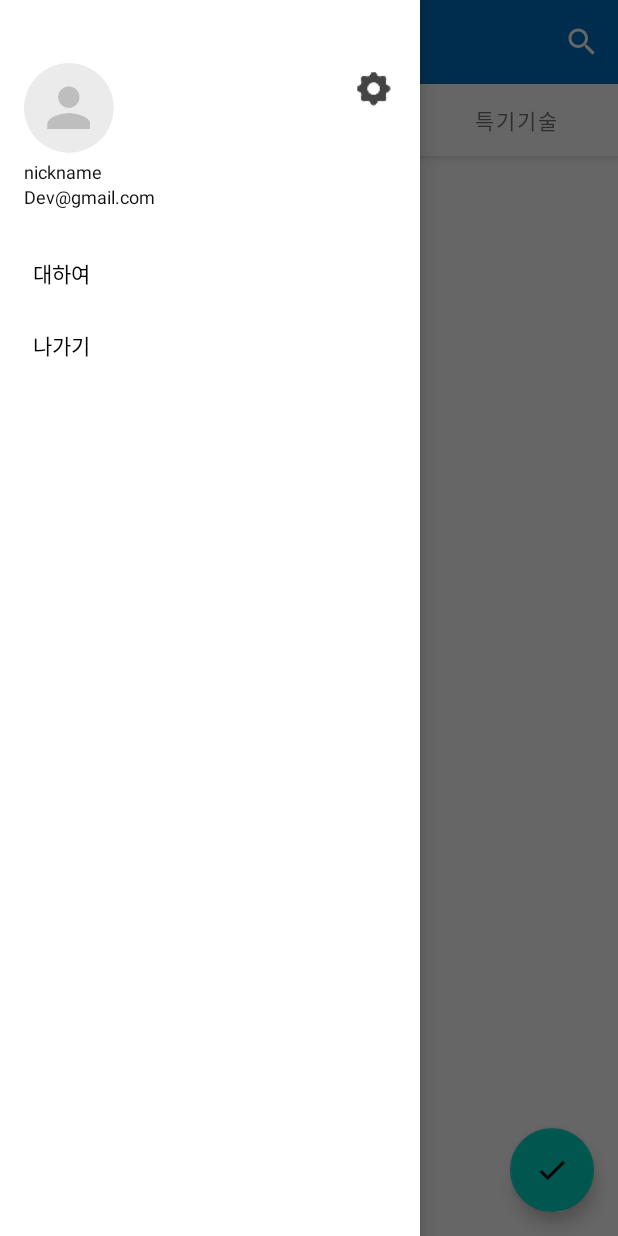
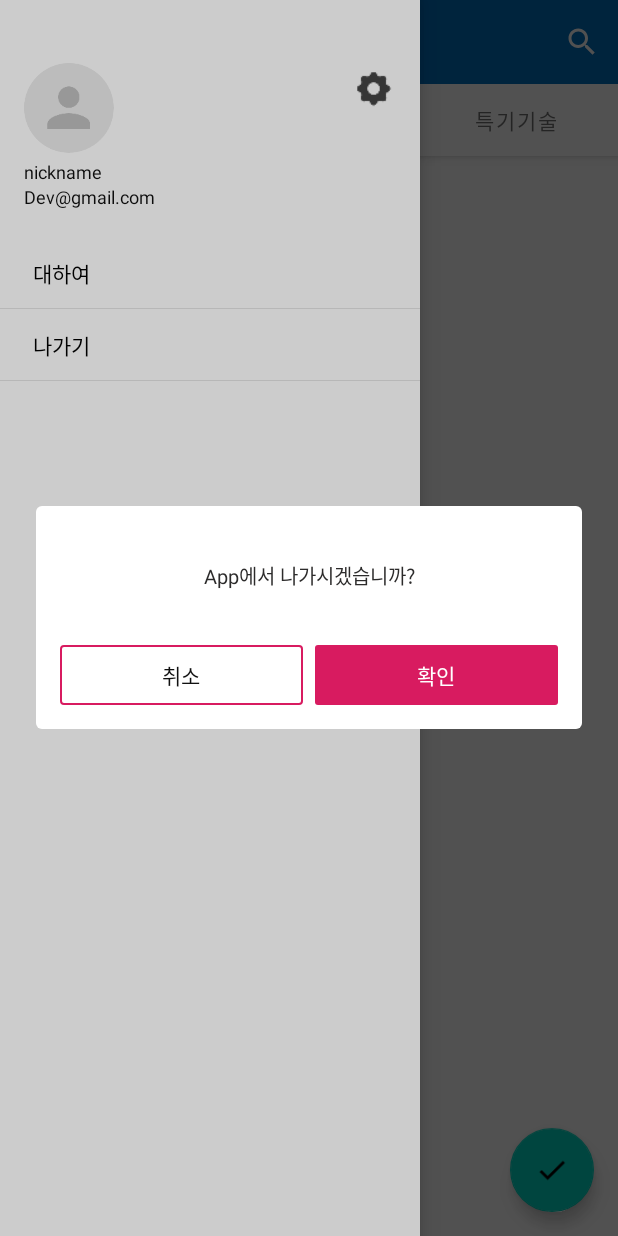
Before and after one commit to happymario/template-android, an Android app: the MainActivity screen opened directly, with no data from a screen before it, in the side drawer, after a tap on "나가기", on a phone screen of 412 x 824 dp. Run offline under Robolectric (Android 15) with nearby library versions, the phone set to English and light mode, and no system bars; our stand-ins replace CircleImageView, Timber, data binding; libraries missing offline, so code that uses them is left out: com.facebook.stetho, com.orhanobut.logger, com.zhy.http; network calls fail; pictures from the network do not load; Roboto replaces fonts that are not available here; 6 statements that could not run were skipped.

Commit message:
complete MainPage

```diff
--- a/app/src/main/java/com/victoria/bleled/app/BindingAdapters.kt
+++ b/app/src/main/java/com/victoria/bleled/app/BindingAdapters.kt
@@ -48,9 +48,9 @@ fun setSelected(view: View, selected: Boolean) {
 }
 
 @BindingAdapter(value = ["imageUrl", "placeholder"], requireAll = false)
-fun setImageUrl(imageView: ImageView, url: String?, placeHolder: Int?) {
+fun setImageUrl(imageView: ImageView, url: String?, placeHolder: Int? = R.drawable.xml_default_img) {
     if (url == null) {
-        imageView.setImageResource(placeHolder ?: 0)
+        imageView.setImageResource(placeHolder ?: R.drawable.xml_default_img)
     } else {
         ImageLoader.loadImage(
             imageView.context,
--- a/app/src/main/java/com/victoria/bleled/app/main/MainActivity.kt
+++ b/app/src/main/java/com/victoria/bleled/app/main/MainActivity.kt
@@ -1,19 +1,32 @@
 package com.victoria.bleled.app.main
 
+import android.content.Intent
 import android.os.Bundle
 import android.util.Log
 import android.view.Menu
 import android.view.MenuItem
+import android.view.View
+import android.widget.ImageView
+import android.widget.TextView
+import androidx.activity.viewModels
 import androidx.appcompat.app.ActionBar
 import androidx.appcompat.widget.SearchView
 import androidx.drawerlayout.widget.DrawerLayout
 import androidx.viewpager2.widget.ViewPager2
+import com.google.android.material.navigation.NavigationView
 import com.google.android.material.tabs.TabLayoutMediator
 import com.victoria.bleled.R
 import com.victoria.bleled.app.MyApplication
+import com.victoria.bleled.app.more.AboutActivity
+import com.victoria.bleled.app.more.SettingActivity
+import com.victoria.bleled.app.setImageUrl
+import com.victoria.bleled.app.user.LoginActivity
+import com.victoria.bleled.common.dialog.AlertDialog
 import com.victoria.bleled.databinding.ActivityMainBinding
 import com.victoria.bleled.service.billing.BillingDataSource
+import com.victoria.bleled.util.CommonUtil
 import com.victoria.bleled.util.arch.base.BaseBindingActivity
+import com.victoria.bleled.util.kotlin_ext.getViewModelFactory
 
 
 class MainActivity : BaseBindingActivity<ActivityMainBinding>() {
@@ -27,6 +40,7 @@ class MainActivity : BaseBindingActivity<ActivityMainBinding>() {
      ************************************************************/
     private var pagerAdapter: MainPagerAdapter? = null
     private lateinit var billingDataSource: BillingDataSource
+    private val viewModel by viewModels<MainViewModel> { getViewModelFactory() }
 
     /************************************************************
      *  Overrides
@@ -35,8 +49,12 @@ class MainActivity : BaseBindingActivity<ActivityMainBinding>() {
         super.onCreate(savedInstanceState)
         setContentView(R.layout.activity_main)
 
+        initPurchase()
+
         initView()
-        initPurchase()
+        initViewModel()
+
+        viewModel.start()
     }
 
     override fun onCreateOptionsMenu(menu: Menu?): Boolean {
@@ -53,6 +71,7 @@ class MainActivity : BaseBindingActivity<ActivityMainBinding>() {
             override fun onQueryTextSubmit(query: String?): Boolean {
                 searchView.isIconified = true
                 searchView.onActionViewCollapsed()
+                CommonUtil.showNIToast(this@MainActivity)
                 return false
             }
         })
@@ -92,6 +111,44 @@ class MainActivity : BaseBindingActivity<ActivityMainBinding>() {
 
             billingDataSource.launchBillingFlow(this, "basic_subscription")
         }
+        binding.navView.getHeaderView(0).findViewById<View>(R.id.imageButton).setOnClickListener {
+            goSetting()
+        }
+        binding.navView.setNavigationItemSelectedListener(NavigationView.OnNavigationItemSelectedListener { it ->
+            when (it.itemId) {
+                R.id.menu_about -> {
+                    goAbout()
+                    false
+                }
+
+                R.id.menu_logout -> {
+                    showLogoutDlg()
+                    false
+                }
+                else -> {
+                    true
+                }
+            }
+        })
+    }
+
+    private fun initViewModel() {
+        binding.viewmodel = viewModel
+
+        viewModel.userInfo.observe(this, { user ->
+            if(user == null) {
+                goLogin()
+                return@observe
+            }
+            val parent = binding.navView.getHeaderView(0)
+            parent.findViewById<TextView>(R.id.tv_nickname).text =
+                user.name
+            parent.findViewById<TextView>(R.id.tv_email).text = user.id
+            setImageUrl(
+                parent.findViewById<ImageView>(R.id.iv_profile),
+                user.profile_url, R.drawable.profile
+            )
+        })
     }
 
     private fun initPurchase() {
@@ -150,4 +207,32 @@ class MainActivity : BaseBindingActivity<ActivityMainBinding>() {
                 setStatusBarBackground(R.color.colorPrimaryDark)
             }
     }
+
+    private fun goSetting() {
+        val intent = Intent(this, SettingActivity::class.java)
+        startActivity(intent)
+    }
+
+    private fun goAbout() {
+        val intent = Intent(this, AboutActivity::class.java)
+        startActivity(intent)
+    }
+
+    private fun goLogin() {
+        val intent = Intent(this, LoginActivity::class.java).apply {
+            addFlags(Intent.FLAG_ACTIVITY_NEW_TASK or Intent.FLAG_ACTIVITY_CLEAR_TASK)
+        }
+        startActivity(intent)
+    }
+
+    private fun showLogoutDlg() {
+        AlertDialog.Builder(this)
+            .setMessage(getString(R.string.msg_logout))
+            .setPositiveButton(R.string.confirm) { dialog, which ->
+                viewModel.logout()
+            }
+            .setNegativeButton(R.string.cancel) { dialog, which ->
+            }
+            .show()
+    }
 }
--- a/app/src/main/java/com/victoria/bleled/app/main/MainViewModel.kt
+++ b/app/src/main/java/com/victoria/bleled/app/main/MainViewModel.kt
@@ -4,6 +4,7 @@ import android.view.View
 import androidx.lifecycle.LiveData
 import androidx.lifecycle.MutableLiveData
 import com.victoria.bleled.data.DataRepository
+import com.victoria.bleled.data.model.ModelUser
 import com.victoria.bleled.util.arch.Event
 import com.victoria.bleled.util.arch.base.BaseViewModel
 
@@ -12,12 +13,22 @@ class MainViewModel constructor(private val repository: DataRepository) : BaseVi
     private val _openTaskEvent = MutableLiveData<Event<View>>()
     val openTaskEvent: LiveData<Event<View>> = _openTaskEvent
 
+    private val _userInfo = MutableLiveData<ModelUser>()
+    val userInfo:LiveData<ModelUser> =  _userInfo
+
     fun start() {
-        // live api
+        val prefDataSource = repository.prefDataSource
+        _userInfo.value = prefDataSource.user
     }
 
     fun openTask(view: View, taskId: String) {
         view.tag = taskId
         _openTaskEvent.value = Event(view)
     }
+
+    fun logout() {
+        val prefDataSource = repository.prefDataSource
+        prefDataSource.user = null
+        _userInfo.value = null
+    }
 }
--- a/app/src/main/java/com/victoria/bleled/app/main/TaskFragment.kt
+++ b/app/src/main/java/com/victoria/bleled/app/main/TaskFragment.kt
@@ -102,7 +102,7 @@ class TaskFragment : BaseBindingFragment<FragmentMainBinding>() {
 
     private fun openTaskDetails(view: View) {
         val id = view.tag as String
-        if (id.toLowerCase() == "menu") {
+        if (id.lowercase(Locale.getDefault()) == "menu") {
             val popup = PopupMenu(requireContext(), view)
             val inflater: MenuInflater = popup.menuInflater
             inflater.inflate(R.menu.menu_example, popup.menu)
--- a/app/src/main/java/com/victoria/bleled/data/DataRepository.java
+++ b/app/src/main/java/com/victoria/bleled/data/DataRepository.java
@@ -113,6 +113,8 @@ public class DataRepository {
                 if (status == NetworkResult.Status.loading) {
                     callback.onChanged(NetworkResult.loading());
                 } else {
+                    liveData.removeObserver(this);
+
                     if (status == NetworkResult.Status.success) {
                         if (baseResponseNetworkResult.data == null) {
                             callback.onChanged(NetworkResult.error(new Exception()));
@@ -124,7 +126,6 @@ public class DataRepository {
                     } else {
                         callback.onChanged(NetworkResult.error(baseResponseNetworkResult.error));
                     }
-                    liveData.removeObserver(this);
                 }
             }
         };
--- a/app/src/main/java/com/victoria/bleled/data/db/UserDao.kt
+++ b/app/src/main/java/com/victoria/bleled/data/db/UserDao.kt
@@ -15,10 +15,9 @@ interface UserDao {
     fun loadAllByIds(userIds: IntArray?): List<ModelUser?>?
 
     @Query(
-        "SELECT * FROM tb_user WHERE first_name LIKE :first AND " +
-                "last_name LIKE :last LIMIT 1"
+        "SELECT * FROM tb_user WHERE name LIKE :first LIMIT 1"
     )
-    fun findByName(first: String?, last: String?): ModelUser?
+    fun findByName(first: String?): ModelUser?
 
     @Insert
     fun insertAll(vararg users: ModelUser?)
--- /dev/null
+++ b/app/src/main/res/drawable/xml_bg_drawer_item.xml
@@ -0,0 +1,18 @@
+<?xml version="1.0" encoding="utf-8"?>
+<layer-list xmlns:android="http://schemas.android.com/apk/res/android">
+    <item>
+        <shape android:shape="rectangle">
+            <solid android:color="@color/white"/>
+        </shape>
+    </item>
+    <item>
+        <shape android:shape="rectangle">
+            <solid android:color="@color/divider"/>
+        </shape>
+    </item>
+    <item android:bottom="1dp">
+        <shape android:shape="rectangle">
+            <solid android:color="@color/white"/>
+        </shape>
+    </item>
+</layer-list>
--- a/app/src/main/res/drawable/xml_cancel_btn.xml
+++ b/app/src/main/res/drawable/xml_cancel_btn.xml
@@ -5,5 +5,5 @@
     <corners android:radius="@dimen/spacing_2" />
     <stroke
         android:width="1dp"
-        android:color="@color/colorPrimary" />
+        android:color="@color/colorAccent" />
 </shape>
--- a/app/src/main/res/layout/activity_main.xml
+++ b/app/src/main/res/layout/activity_main.xml
@@ -3,7 +3,9 @@
     xmlns:app="http://schemas.android.com/apk/res-auto">
 
     <data>
-
+        <variable
+            name="viewmodel"
+            type="com.victoria.bleled.app.main.MainViewModel" />
     </data>
 
     <androidx.constraintlayout.widget.ConstraintLayout
@@ -75,7 +77,8 @@
                 android:layout_height="match_parent"
                 android:layout_gravity="start"
                 app:headerLayout="@layout/layout_left_navigation"
-                app:menu="@menu/drawer_actions" />
+                app:menu="@menu/drawer_actions"
+                app:itemBackground="@drawable/xml_bg_drawer_item"/>
 <!--            <LinearLayout-->
 <!--                android:layout_width="match_parent"-->
 <!--                android:layout_height="match_parent"-->
--- a/app/src/main/res/layout/layout_left_navigation.xml
+++ b/app/src/main/res/layout/layout_left_navigation.xml
@@ -1,15 +1,14 @@
 <?xml version="1.0" encoding="utf-8"?>
-<androidx.constraintlayout.widget.ConstraintLayout
-    xmlns:android="http://schemas.android.com/apk/res/android"
+
+<androidx.constraintlayout.widget.ConstraintLayout xmlns:android="http://schemas.android.com/apk/res/android"
     xmlns:app="http://schemas.android.com/apk/res-auto"
-    xmlns:tools="http://schemas.android.com/tools"
     android:layout_width="match_parent"
     android:layout_height="wrap_content"
-    android:background="@color/white"
-    android:layout_marginTop="@dimen/header_status_height">
+    android:layout_marginTop="@dimen/header_status_height"
+    android:background="@color/white">
 
     <com.victoria.bleled.util.view.imageview.CircleImageView
-        android:id="@+id/circleImageView"
+        android:id="@+id/iv_profile"
         android:layout_width="60dp"
         android:layout_height="60dp"
         android:layout_marginStart="16dp"
@@ -27,8 +26,9 @@
         android:layout_marginRight="@dimen/common_spacing"
         android:text="nickname"
         app:layout_constraintEnd_toEndOf="parent"
-        app:layout_constraintStart_toStartOf="@+id/circleImageView"
-        app:layout_constraintTop_toBottomOf="@+id/circleImageView" />
+        app:layout_constraintStart_toStartOf="@+id/iv_profile"
+        app:layout_constraintTop_toBottomOf="@+id/iv_profile" />
+
     <TextView
         android:id="@+id/tv_email"
         style="@style/DefaultText"
@@ -37,7 +37,7 @@
         android:layout_marginRight="@dimen/common_spacing"
         android:text="Dev@gmail.com"
         app:layout_constraintEnd_toEndOf="parent"
-        app:layout_constraintStart_toStartOf="@+id/circleImageView"
+        app:layout_constraintStart_toStartOf="@+id/iv_profile"
         app:layout_constraintTop_toBottomOf="@+id/tv_nickname" />
 
     <ImageButton
@@ -48,15 +48,15 @@
         android:background="@color/transparent"
         android:scaleType="fitCenter"
         app:layout_constraintEnd_toEndOf="@+id/tv_email"
-        app:layout_constraintTop_toTopOf="@+id/circleImageView"
+        app:layout_constraintTop_toTopOf="@+id/iv_profile"
         app:srcCompat="@drawable/btn_setting_top" />
 
     <View
         style="@style/DividerView"
         android:layout_marginTop="10dp"
-        app:layout_constraintTop_toBottomOf="@+id/tv_email"
         app:layout_constraintEnd_toEndOf="parent"
-        app:layout_constraintStart_toStartOf="parent" />
+        app:layout_constraintStart_toStartOf="parent"
+        app:layout_constraintTop_toBottomOf="@+id/tv_email" />
 
 
 </androidx.constraintlayout.widget.ConstraintLayout>
--- a/app/src/main/res/values/strings.xml
+++ b/app/src/main/res/values/strings.xml
@@ -102,6 +102,7 @@
     <string name="hint_search">검색어를 입력해주세요.</string>
     <string name="about">대하여</string>
     <string name="logout">나가기</string>
+    <string name="msg_logout">App에서 나가시겠습니까?</string>
 
     <string-array name="arr_main_tech">
         <item>Menu</item>
--- a/build.gradle
+++ b/build.gradle
@@ -9,7 +9,7 @@ buildscript {
     }
     dependencies {
         classpath 'com.android.tools.build:gradle:4.1.3'
-        classpath "org.jetbrains.kotlin:kotlin-gradle-plugin:1.4.32"
+        classpath 'org.jetbrains.kotlin:kotlin-gradle-plugin:1.5.20'
         // NOTE: Do not place your application dependencies here; they belong
         // in the individual module build.gradle files
         classpath "androidx.navigation:navigation-safe-args-gradle-plugin:$nav_version"
@@ -23,8 +23,8 @@ allprojects {
         google()
         jcenter()
         maven { url "https://jitpack.io" }
-        //maven { url 'https://devrepo.kakao.com/nexus/content/groups/public/'}
-        maven { url "http://192.168.0.13:8083/repository/maven_proxy/" }
+        maven { url 'https://devrepo.kakao.com/nexus/content/groups/public/'}
+        //maven { url "http://192.168.0.13:8083/repository/maven_proxy/" }
         //maven { url "http://192.168.0.13:8083/repository/maven_group/" }
     }
 }
```
Also changed, not shown: app/src/main/AndroidManifest.xml (+24 -30 lines), app/src/main/java/com/victoria/bleled/app/SplashViewModel.kt (+35 -1 lines), app/src/main/java/com/victoria/bleled/app/more/AboutActivity.kt (added, +12 -0 lines), app/src/main/java/com/victoria/bleled/app/more/SettingActivity.kt (added, +12 -0 lines), app/src/main/java/com/victoria/bleled/data/model/ModelUser.kt (+4 -8 lines), app/src/main/res/layout/activity_about.xml (added, +9 -0 lines), app/src/main/res/layout/activity_setting.xml (added, +13 -0 lines), app/src/main/res/layout/item_task.xml (+4 -4 lines).
